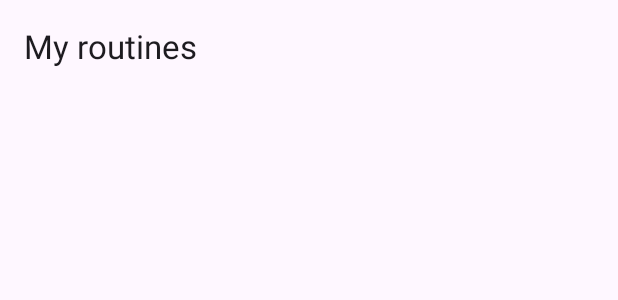
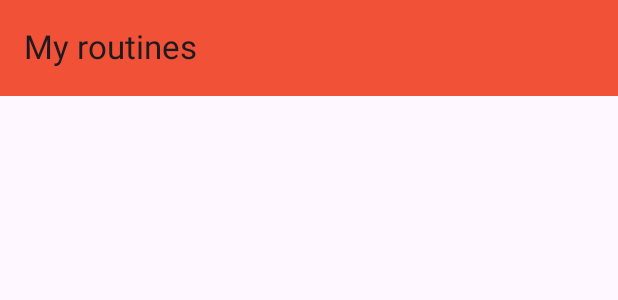
Before and after one commit to ifernandezgo/GYTRCompose, an Android app built with Jetpack Compose: the @Preview function MyRoutines, on a phone screen of 412 x 824 dp. Shown: the top 300 px of the screen. Run offline under Robolectric (Android 15) with nearby library versions, the phone set to English and light mode, and no system bars.

Commit message:
Cambiado el color de topAppBar

```diff
--- a/app/src/main/java/es/upsa/mimo/gytrcompose/view/Exercises.kt
+++ b/app/src/main/java/es/upsa/mimo/gytrcompose/view/Exercises.kt
@@ -6,8 +6,10 @@ import androidx.compose.material3.ExperimentalMaterial3Api
 import androidx.compose.material3.Scaffold
 import androidx.compose.material3.Text
 import androidx.compose.material3.TopAppBar
+import androidx.compose.material3.TopAppBarDefaults
 import androidx.compose.runtime.Composable
 import androidx.compose.ui.Modifier
+import es.upsa.mimo.gytrcompose.ui.theme.Accent
 
 @OptIn(ExperimentalMaterial3Api::class)
 @Composable
@@ -16,6 +18,9 @@ fun Exercises() {
         topBar = {
             TopAppBar(
                 title = { Text(text = "Exercises") },
+                colors = TopAppBarDefaults.smallTopAppBarColors(
+                    containerColor = Accent
+                )
                 /*actions = {
                     IconButton(onClick = { }) {
                         Icon(imageVector = Icons.Default.Search, contentDescription = null)
--- a/app/src/main/java/es/upsa/mimo/gytrcompose/view/MyRoutines.kt
+++ b/app/src/main/java/es/upsa/mimo/gytrcompose/view/MyRoutines.kt
@@ -6,16 +6,23 @@ import androidx.compose.material3.ExperimentalMaterial3Api
 import androidx.compose.material3.Scaffold
 import androidx.compose.material3.Text
 import androidx.compose.material3.TopAppBar
+import androidx.compose.material3.TopAppBarDefaults
 import androidx.compose.runtime.Composable
 import androidx.compose.ui.Modifier
+import androidx.compose.ui.tooling.preview.Preview
+import es.upsa.mimo.gytrcompose.ui.theme.Accent
 
 @OptIn(ExperimentalMaterial3Api::class)
 @Composable
+@Preview
 fun MyRoutines() {
     Scaffold(
         topBar = {
             TopAppBar(
                 title = { Text(text = "My routines") },
+                colors = TopAppBarDefaults.smallTopAppBarColors(
+                    containerColor = Accent
+                )
                 /*actions = {
                     IconButton(onClick = { }) {
                         Icon(imageVector = Icons.Default.Search, contentDescription = null)
--- a/app/src/main/java/es/upsa/mimo/gytrcompose/view/Profile.kt
+++ b/app/src/main/java/es/upsa/mimo/gytrcompose/view/Profile.kt
@@ -1,14 +1,15 @@
 package es.upsa.mimo.gytrcompose.view
 
-import android.provider.ContactsContract.Profile
 import androidx.compose.foundation.layout.Box
 import androidx.compose.foundation.layout.padding
 import androidx.compose.material3.ExperimentalMaterial3Api
 import androidx.compose.material3.Scaffold
 import androidx.compose.material3.Text
 import androidx.compose.material3.TopAppBar
+import androidx.compose.material3.TopAppBarDefaults
 import androidx.compose.runtime.Composable
 import androidx.compose.ui.Modifier
+import es.upsa.mimo.gytrcompose.ui.theme.Accent
 
 @OptIn(ExperimentalMaterial3Api::class)
 @Composable
@@ -17,6 +18,9 @@ fun Profile() {
         topBar = {
             TopAppBar(
                 title = { Text(text = "Profile") },
+                colors = TopAppBarDefaults.smallTopAppBarColors(
+                    containerColor = Accent
+                )
                 /*actions = {
                     IconButton(onClick = { }) {
                         Icon(imageVector = Icons.Default.Search, contentDescription = null)
--- a/app/src/main/java/es/upsa/mimo/gytrcompose/view/Settings.kt
+++ b/app/src/main/java/es/upsa/mimo/gytrcompose/view/Settings.kt
@@ -6,8 +6,10 @@ import androidx.compose.material3.ExperimentalMaterial3Api
 import androidx.compose.material3.Scaffold
 import androidx.compose.material3.Text
 import androidx.compose.material3.TopAppBar
+import androidx.compose.material3.TopAppBarDefaults
 import androidx.compose.runtime.Composable
 import androidx.compose.ui.Modifier
+import es.upsa.mimo.gytrcompose.ui.theme.Accent
 
 @OptIn(ExperimentalMaterial3Api::class)
 @Composable
@@ -16,6 +18,9 @@ fun Settings() {
         topBar = {
             TopAppBar(
                 title = { Text(text = "Settings") },
+                colors = TopAppBarDefaults.smallTopAppBarColors(
+                    containerColor = Accent
+                )
                 /*actions = {
                     IconButton(onClick = { }) {
                         Icon(imageVector = Icons.Default.Search, contentDescription = null)
```
